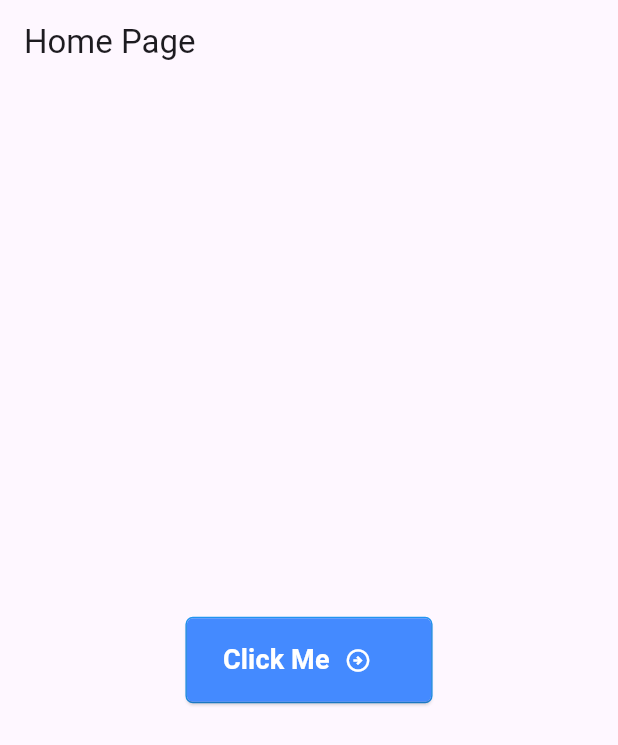
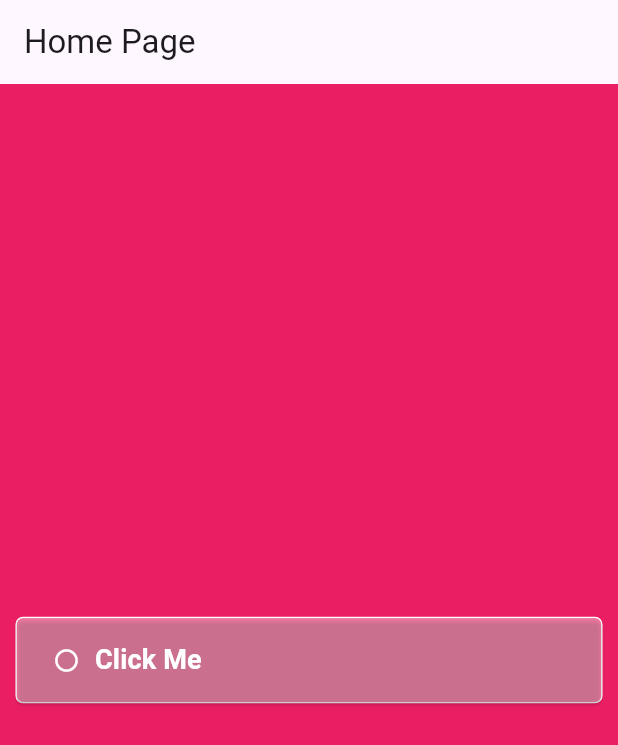
Before and after one commit to Kanishka714/my-digital-clinic-, a Flutter app: the screen it shows after launch, on a phone screen of 412 x 824 dp. Shown: the top 745 px of the screen. Run offline on Flutter 3.47's test engine with Material 3 defaults, Android fonts, the light colour scheme and no system bars.

Commit message:
create custom button 2 & 3

```diff
--- /dev/null
+++ b/lib/Custom_Buttons/custom_buttom_2.dart
@@ -0,0 +1,56 @@
+import 'package:flutter/material.dart';
+
+class CustomButton2 extends StatelessWidget {
+  final Color borderColor;
+  final Color textColor;
+  final Color fillColor;
+  final String text;
+  final VoidCallback onPress;
+  final bool isSelected;
+
+  const CustomButton2({
+    Key? key,
+    required this.borderColor,
+    required this.textColor,
+    required this.fillColor,
+    required this.text,
+    required this.onPress,
+    required this.isSelected,
+  }) : super(key: key);
+
+  @override
+  Widget build(BuildContext context) {
+    return Container(
+      width: MediaQuery.of(context).size.width * 0.95,
+      height: MediaQuery.of(context).size.height * 0.07,
+      decoration: BoxDecoration(
+        borderRadius: BorderRadius.circular(5),
+        border: Border.all(color: borderColor),
+      ),
+      child: ElevatedButton(
+        style: ElevatedButton.styleFrom(
+          backgroundColor: fillColor,
+          shape: RoundedRectangleBorder(
+            borderRadius: BorderRadius.circular(4),
+          ),
+        ),
+        onPressed: onPress,
+        child: Row(
+          children: [
+            Icon(isSelected ? Icons.radio_button_checked : Icons.radio_button_unchecked,
+            color: textColor,),
+            SizedBox(width: 10.0),
+            Text(
+              text,
+              style: TextStyle(
+                fontWeight: FontWeight.bold,
+                fontSize: 18,
+                color: textColor,
+              ),
+            ),
+          ],
+        ),
+      ),
+    );
+  }
+}
--- a/lib/main.dart
+++ b/lib/main.dart
@@ -1,4 +1,6 @@
+import 'package:digital_clinic_final/Custom_Buttons/custom_buttom_2.dart';
 import 'package:digital_clinic_final/Custom_Buttons/custom_button_1.dart';
+import 'package:digital_clinic_final/Custom_Buttons/custom_button_3.dart';
 import 'package:digital_clinic_final/Custom_Buttons/custom_button_4.dart';
 import 'package:flutter/material.dart';
 
@@ -18,8 +20,21 @@ class MyApp extends StatelessWidget {
   }
 }
 
-class HomePage extends StatelessWidget {
+class HomePage extends StatefulWidget {
   const HomePage({Key? key}) : super(key: key);
+
+  @override
+  _HomePageState createState() => _HomePageState();
+}
+
+class _HomePageState extends State<HomePage> {
+  bool isRadioSelected = false;
+
+  void _toggleRadioButton() {
+    setState(() {
+      isRadioSelected = !isRadioSelected;
+    });
+  }
 
   @override
   Widget build(BuildContext context) {
@@ -27,16 +42,15 @@ class HomePage extends StatelessWidget {
       appBar: AppBar(
         title: Text('Home Page'),
       ),
+      backgroundColor: Colors.pink,
       body: Center(
-        child: CustomButton4(
-          borderColor: Colors.blue,
+        child: CustomButton2(
+          borderColor: Colors.white,
           textColor: Colors.white,
-          fillColor: Colors.blueAccent,
+          fillColor: Colors.white38,
           text: 'Click Me',
-          onPress: () {
-            // Define your onPressed functionality here
-            print('Button Pressed');
-          },
+          onPress: _toggleRadioButton,
+          isSelected: isRadioSelected,
         ),
       ),
     );
```
Also changed, not shown: lib/Custom_Buttons/custom_button_3.dart (added, +56 -0 lines).
